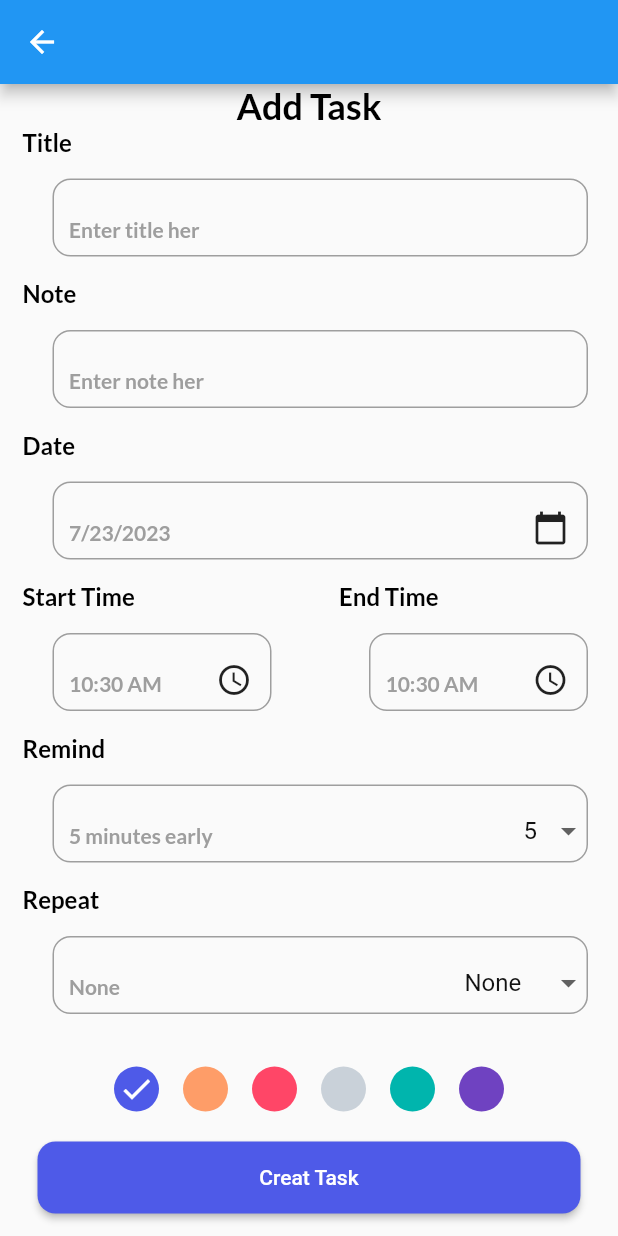
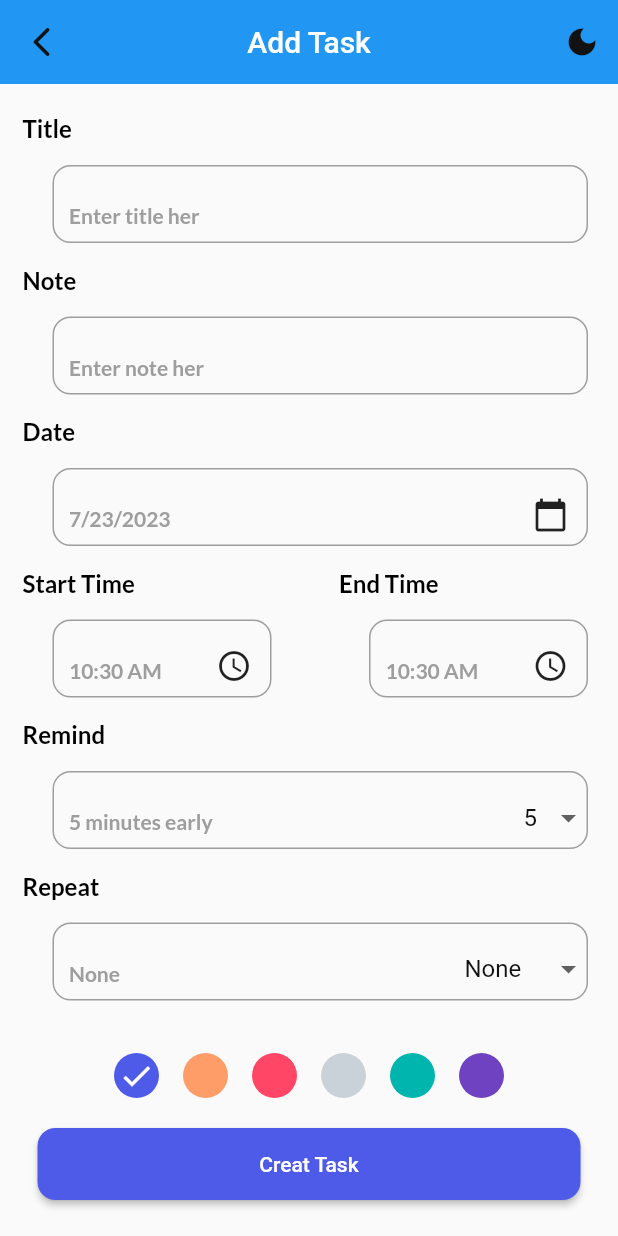
Before and after one commit to el5hatib/Tasks_App_flutter, a Flutter app: the screen it shows after launch, after a tap on "Go To", on a phone screen of 412 x 824 dp. Run offline on Flutter 3.47's test engine with Material 2 defaults, Android fonts, the light colour scheme and no system bars; our stand-ins replace get, get_storage, google_fonts.

Commit message:
Create Custom AppBar

```diff
--- a/lib/ui/pages/add_task_page.dart
+++ b/lib/ui/pages/add_task_page.dart
@@ -4,7 +4,7 @@ import 'package:intl/intl.dart';
 import 'package:my_tasks/controllers/task_controller.dart';
 import 'package:my_tasks/ui/theme.dart';
 import 'package:my_tasks/ui/widgets/input_field.dart';
-
+import '../../services/theme_services.dart';
 class AddTaskPage extends StatefulWidget {
   const AddTaskPage({Key? key}) : super(key: key);
 
@@ -24,7 +24,6 @@ class _AddTaskPageState extends State<AddTaskPage> {
   String _selectedRepeat = 'None';
   List<String> repeatList = ['None', 'Daily', 'Weekly', 'Monthly', 'Yearly'];
   int _selectedColor = 0;
-
   void _getDateFromUser() async {
     DateTime? _pickerDate = await showDatePicker(
       context: context,
@@ -75,13 +74,14 @@ class _AddTaskPageState extends State<AddTaskPage> {
   @override
   Widget build(BuildContext context) {
     return Scaffold(
-      appBar: AppBar(),
+      appBar: buildAppBar(),
       body: Padding(
         padding: EdgeInsets.symmetric(horizontal: 5),
         child: SingleChildScrollView(
           child: Column(
             children: [
-              Text('Add Task', style: Themes().headingStyle),
+              SizedBox(
+                height: 20,),
               InputField(
                 title: 'Title',
                 hint: 'Enter title her',
@@ -251,6 +251,32 @@ class _AddTaskPageState extends State<AddTaskPage> {
     );
   }
 
+  AppBar buildAppBar() {
+    return AppBar(
+      actions: [
+        IconButton(
+          onPressed: () {
+           ThemeServices().switchTheme();
+          },
+          icon: Icon(
+            Get.isDarkMode ? Icons.light_mode : Icons.dark_mode,
+            color: Get.isDarkMode ? Colors.amber : darkGreyClr,
+          ),
+        ),
+      ],
+      title: Text('Add Task'),
+      leading: IconButton(
+        onPressed: () {
+          Get.back();
+        },
+       icon: Icon (Icons.arrow_back_ios_rounded,
+        size: 24, color:Get.isDarkMode ? Colors.white : darkGreyClr,),
+      ),
+      centerTitle: true,
+      elevation: 0,
+    );
+  }
+
   GestureDetector chooseNoteColor(int index) {
     return GestureDetector(
       onTap: () {
--- a/lib/ui/pages/home_page.dart
+++ b/lib/ui/pages/home_page.dart
@@ -3,32 +3,49 @@ import 'package:get/get.dart';
 import 'package:my_tasks/services/theme_services.dart';
 import 'package:my_tasks/ui/pages/add_task_page.dart';
 import 'package:my_tasks/ui/size_config.dart';
+import 'package:my_tasks/ui/theme.dart';
 import '../widgets/button.dart';
 
-class HomePage extends StatefulWidget {
+class HomePage extends StatelessWidget {
   const HomePage({Key? key}) : super(key: key);
 
-  @override
-  State<HomePage> createState() => _HomePageState();
-}
-
-class _HomePageState extends State<HomePage> {
   @override
   Widget build(BuildContext context) {
     SizeConfig().init(context);
     return Scaffold(
-      appBar: AppBar(
-        leading:  IconButton(
-            onPressed: () {
-              ThemeServices().switchTheme();
-            },
-            icon: Icon(Icons.brightness_6)),
+      appBar: buildAppBar(),
+      body: Center(
+        child: MyButton(
+          label: 'Go To ',
+          onTap: () {
+            Get.to(AddTaskPage());
+          },
+        ),
       ),
-      body: Center(
-          child: MyButton(label: 'Go To ', onTap: () {
-            Get.to(AddTaskPage());
-          },),
+    );
+  }
+
+  AppBar buildAppBar() {
+    return AppBar(
+      actions: [
+        IconButton(
+          onPressed: () {
+            ThemeServices().switchTheme();
+          },
+          icon: Icon(
+            Get.isDarkMode ? Icons.light_mode : Icons.dark_mode,
+            color: Get.isDarkMode ? Colors.amber : darkGreyClr,
+          ),
         ),
+      ],
+      title: Text('My Tasks'),
+      leading: Icon(
+        Icons.list_alt_outlined,
+        size: 24,
+        color: Get.isDarkMode ? Colors.white : darkGreyClr,
+      ),
+      centerTitle: true,
+      elevation: 0,
     );
   }
 }
```
